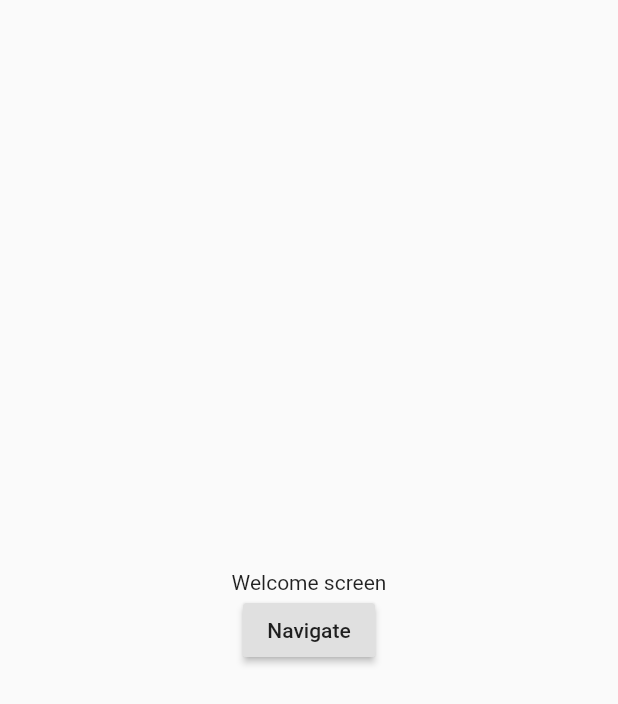
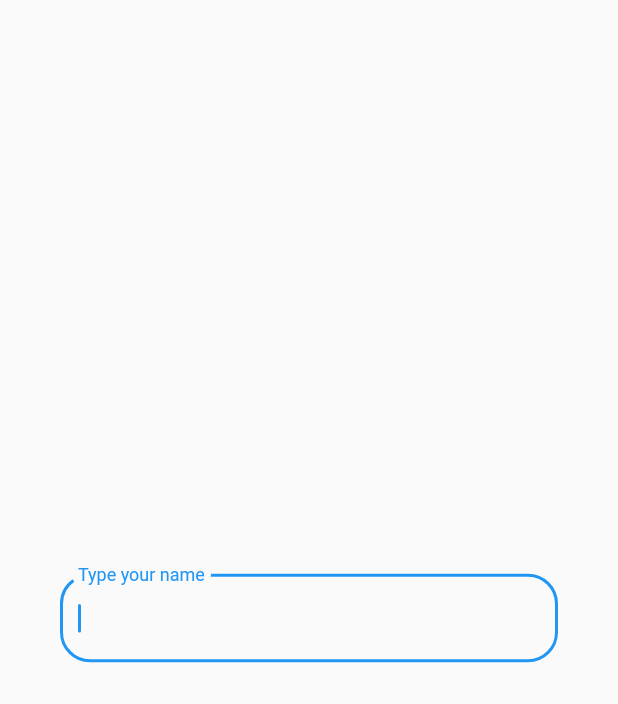
Before and after one commit to IgorMing/weather, a Flutter app: the screen it shows after launch, on a phone screen of 412 x 824 dp. Shown: the top 704 px of the screen. Run offline on Flutter 3.47's test engine with Material 2 defaults, Android fonts, the phone set to English and light mode, and no system bars.

Commit message:
add some communication regarding name through navigation

```diff
--- a/lib/routes.dart
+++ b/lib/routes.dart
@@ -13,8 +13,9 @@ class RouteManager {
           builder: (_) => Welcome(),
         );
       case Weather.routeName:
+        final Weather args = settings.arguments;
         return MaterialPageRoute(
-          builder: (_) => Weather(),
+          builder: (_) => Weather(userName: args.userName),
         );
       default:
         return MaterialPageRoute(
--- a/lib/src/screens/welcome.dart
+++ b/lib/src/screens/welcome.dart
@@ -1,25 +1,29 @@
 import 'package:flutter/material.dart';
 import 'package:weather/src/screens/weather.dart';
+import 'package:weather/src/widgets/input_text.dart';
 
 class Welcome extends StatelessWidget {
   static const String routeName = '/welcome';
+
+  final _controller = TextEditingController();
 
   @override
   Widget build(BuildContext context) {
     return Scaffold(
       body: Container(
         alignment: Alignment.center,
-        child: Column(
-          mainAxisAlignment: MainAxisAlignment.center,
-          children: <Widget>[
-            Text('Welcome screen'),
-            RaisedButton(
-              onPressed: () {
-                Navigator.of(context).pushNamed(Weather.routeName);
-              },
-              child: Text('Navigate'),
-            ),
-          ],
+        padding: EdgeInsets.symmetric(horizontal: 40.0),
+        child: InputText(
+          'Type your name',
+          controller: this._controller,
+          onConfirm: () {
+            Navigator.of(context).pushNamed(
+              Weather.routeName,
+              arguments: Weather(
+                userName: this._controller.text,
+              ),
+            );
+          },
         ),
       ),
     );
--- /dev/null
+++ b/lib/src/widgets/input_text.dart
@@ -0,0 +1,27 @@
+import 'package:flutter/material.dart';
+
+class InputText extends StatelessWidget {
+  final String placeholder;
+  final Function onConfirm;
+  final TextEditingController controller;
+
+  InputText(this.placeholder, {this.onConfirm, this.controller});
+
+  @override
+  Widget build(BuildContext context) {
+    return TextField(
+      autofocus: true,
+      autocorrect: false,
+      controller: this.controller,
+      textCapitalization: TextCapitalization.none,
+      cursorRadius: const Radius.circular(20.0),
+      decoration: InputDecoration(
+        labelText: this.placeholder,
+        border: OutlineInputBorder(
+          borderRadius: BorderRadius.circular(20.0),
+        ),
+      ),
+      onEditingComplete: this.onConfirm,
+    );
+  }
+}
```
Also changed, not shown: lib/src/screens/weather.dart (+13 -3 lines).
